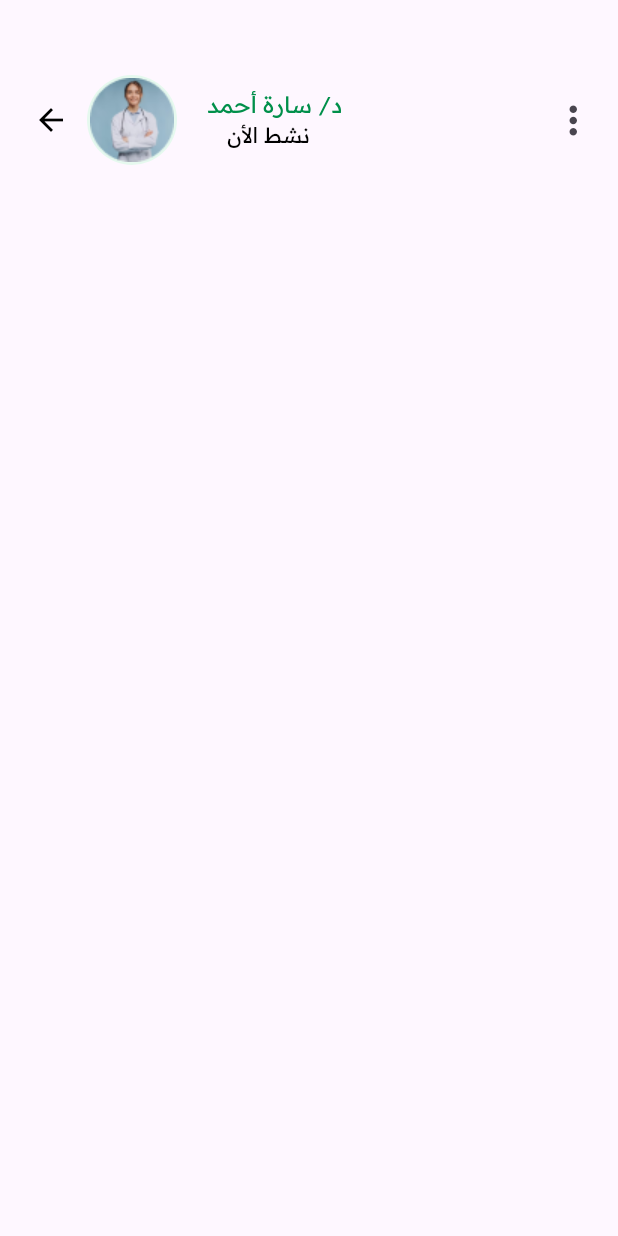
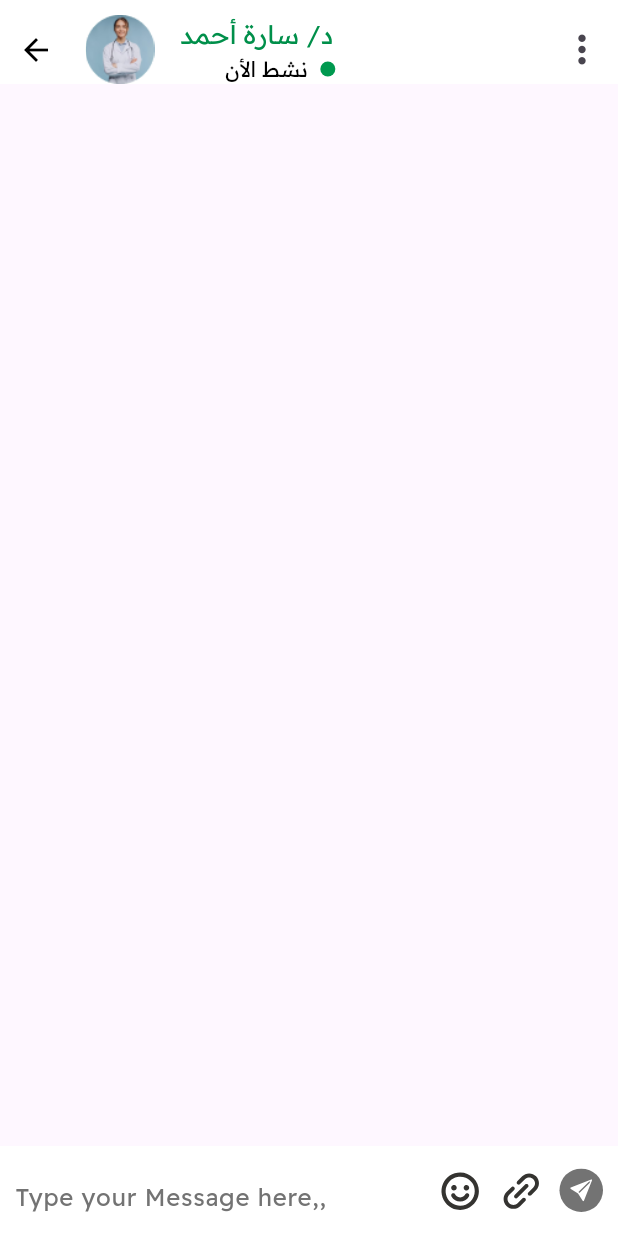
Before and after one commit to mohamedshetewy1/ocdear, a Flutter app: the ChatDoctors screen opened directly, on a phone screen of 412 x 824 dp. Run offline on Flutter 3.47's test engine with Material 3 defaults, Android fonts, the phone set to English and light mode, and no system bars; our stand-ins replace carousel_slider, curved_labeled_navigation_bar, dotted_border, fl_chart, flutter_svg, gap and 1 more.

Commit message:
Start of the conversation screen

```diff
--- a/lib/screen/parent_mode/navigation_parent/doctors_screen/chat_doctor.dart
+++ b/lib/screen/parent_mode/navigation_parent/doctors_screen/chat_doctor.dart
@@ -1,4 +1,5 @@
 import 'package:flutter/material.dart';
+import 'package:flutter_svg/svg.dart';
 import 'package:gap/gap.dart';
 import 'package:ocdear/utils/colors.dart';
 import 'package:ocdear/utils/text_style.dart';
@@ -9,16 +10,16 @@ class ChatDoctors extends StatelessWidget {
   @override
   Widget build(BuildContext context) {
     return Scaffold(
-      body: Column(
-        children: [
-          Row(
-            children: [
-              Padding(
-                padding: const EdgeInsets.only(top: 50),
-                child: Row(children: [
-                  Padding(
-                    padding: const EdgeInsets.only(left: 10),
-                    child: IconButton(
+      appBar: AppBar(
+        elevation: 0,
+        automaticallyImplyLeading: false,
+        backgroundColor: Colors.white,
+        flexibleSpace: SafeArea(
+          child: Container(
+            margin: const EdgeInsets.only(top: 10),
+            child: Row(
+              children: <Widget>[
+                IconButton(
                   onPressed: () {
                     Navigator.pop(context);
                   },
@@ -27,33 +28,43 @@ class ChatDoctors extends StatelessWidget {
                     color: Colors.black,
                   ),
                 ),
-                  ),
+                const Gap(2),
                 CircleAvatar(
                   backgroundColor: AppColors.light,
                   radius: 30,
                   child: Image.asset(
-                      width: 180,
                     'assets/images/user_chat.png',
                   ),
                 ),
-                  const Gap(20),
-                  const Column(
-                    children: [
+                const Gap(10),
+                const Expanded(
+                  child: Column(
+                    crossAxisAlignment: CrossAxisAlignment.start,
+                    mainAxisAlignment: MainAxisAlignment.center,
+                    children: <Widget>[
                       Text(
                         "د/ سارة أحمد",
-                        style: AppTextStyle.textStyleNormal15,
+                        style: AppTextStyle.textStyleNormal17,
                       ),
-                      Row(
+                      Gap(2),
+                      Padding(
+                        padding: EdgeInsets.only(left: 30),
+                        child: Row(
                           children: [
                             Text(
                               "نشط الأن  ",
                               style: AppTextStyle.textStyleBlack14,
                             ),
-                        ],
+                            CircleAvatar(
+                              backgroundColor: AppColors.normalActive,
+                              radius: 5,
                             ),
                           ],
                         ),
-                  const Gap(130),
+                      ),
+                    ],
+                  ),
+                ),
                 IconButton(
                   onPressed: () {},
                   icon: const Icon(
@@ -61,10 +72,72 @@ class ChatDoctors extends StatelessWidget {
                     size: 30,
                   ),
                 )
-                ]),
+              ],
             ),
+          ),
+        ),
+      ),
+      body: Stack(
+        children: <Widget>[
+          Align(
+            alignment: Alignment.bottomLeft,
+            child: Container(
+              padding: const EdgeInsets.only(left: 10, bottom: 10, top: 10),
+              height: 60,
+              width: double.infinity,
+              color: Colors.white,
+              child: Row(
+                children: <Widget>[
+                  const Expanded(
+                    child: TextField(
+                      decoration: InputDecoration(
+                          hintText: "Type your Message here,,",
+                          hintStyle: AppTextStyle.textStyleGrey16,
+                          border: InputBorder.none),
+                    ),
+                  ),
+                  const Gap(10),
+                  GestureDetector(
+                    onTap: () {},
+                    child: Container(
+                      height: 30,
+                      width: 30,
+                      decoration: BoxDecoration(
+                        borderRadius: BorderRadius.circular(30),
+                      ),
+                      child: SvgPicture.asset("assets/icons/chat/Smiley.svg"),
+                    ),
+                  ),
+                  const Gap(10),
+                  GestureDetector(
+                    onTap: () {},
+                    child: Container(
+                      height: 30,
+                      width: 30,
+                      decoration: BoxDecoration(
+                        borderRadius: BorderRadius.circular(30),
+                      ),
+                      child:
+                          SvgPicture.asset("assets/icons/chat/LinkSimple.svg"),
+                    ),
+                  ),
+                  const Gap(10),
+                  GestureDetector(
+                    onTap: () {},
+                    child: Container(
+                      height: 30,
+                      width: 30,
+                      decoration: BoxDecoration(
+                        borderRadius: BorderRadius.circular(30),
+                      ),
+                      child: SvgPicture.asset("assets/icons/chat/send.svg"),
+                    ),
+                  ),
+                  const Gap(10),
                 ],
-          )
+              ),
+            ),
+          ),
         ],
       ),
     );
--- a/lib/screen/parent_mode/navigation_parent/doctors_screen/doctor_screen.dart
+++ b/lib/screen/parent_mode/navigation_parent/doctors_screen/doctor_screen.dart
@@ -21,7 +21,7 @@ class DoctorScreen extends StatelessWidget {
           title: const Padding(
             padding: EdgeInsets.symmetric(horizontal: 85),
             child: Text(
-              ' المحادثات',
+              ' أشهر الأطباء',
               style: AppTextStyle.textStyleNormal20,
             ),
           ),
--- a/lib/utils/text_style.dart
+++ b/lib/utils/text_style.dart
@@ -10,6 +10,11 @@ class AppTextStyle {
 
   static const textStyleNormal15 = TextStyle(
       fontSize: 15,
+      fontFamily: 'ReadexPro',
+      fontWeight: FontWeight.w500,
+      color: AppColors.dark);
+  static const textStyleNormal17 = TextStyle(
+      fontSize: 17,
       fontFamily: 'ReadexPro',
       fontWeight: FontWeight.w500,
       color: AppColors.dark);
--- a/pubspec.yaml
+++ b/pubspec.yaml
@@ -92,6 +92,8 @@ flutter:
     - assets/icons/
     - assets/icons/home/
     - assets/icons/profile/
+    - assets/icons/chat/
+
     - assets/images/todo/
     - assets/images/slider_parent/
 
```
Also changed, not shown: lib/screen/parent_mode/navigation_parent/chat_screen/widget/custom_card_chat.dart (+12 -1 lines), lib/screen/parent_mode/navigation_parent/doctors_screen/m.dart (added, +93 -0 lines), lib/screen/parent_mode/navigation_parent/doctors_screen/reservation_doctors.dart (+22 -1 lines), assets/icons/chat/LinkSimple.svg (added), assets/icons/chat/Smiley.svg (added), assets/icons/chat/send.svg (added). Lines whose indentation alone changed are shown as unchanged.
